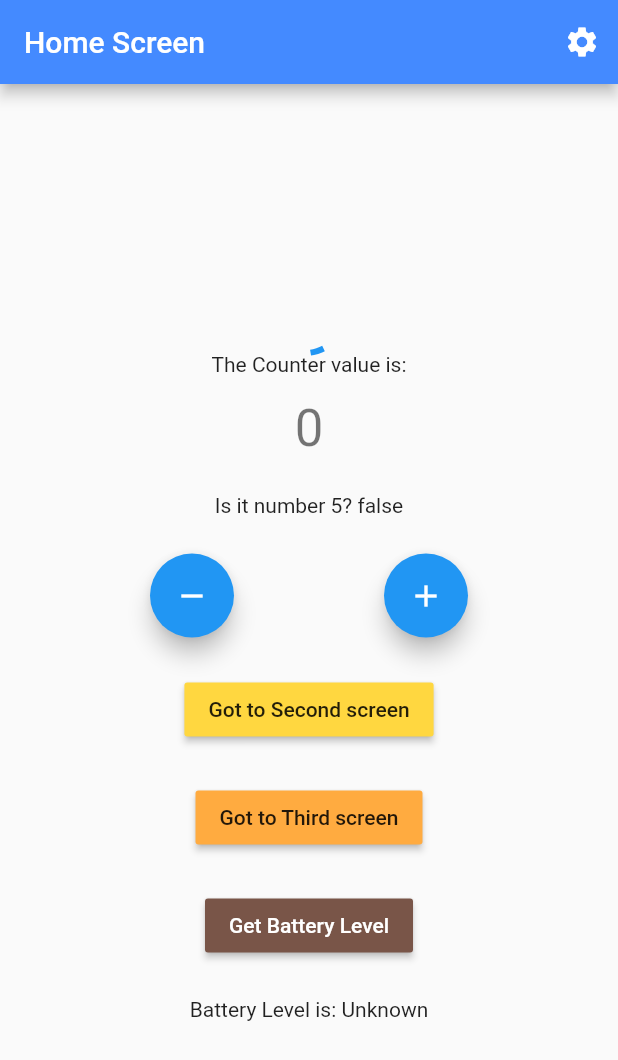
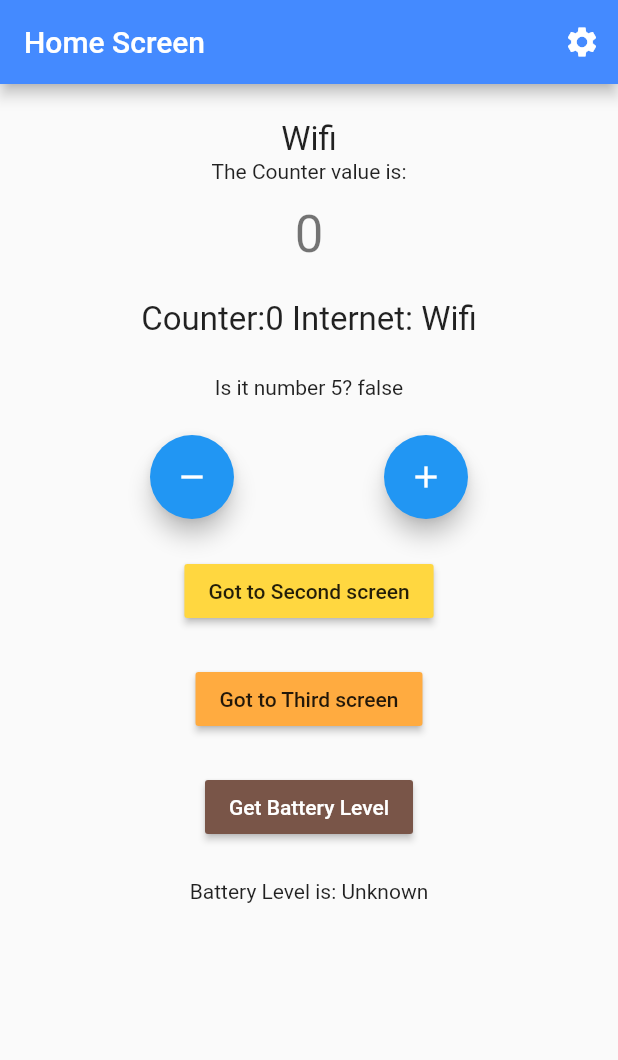
Before and after one commit to shylendramadda/flutter_bloc, a Flutter app: the screen it shows after launch, on a phone screen of 412 x 824 dp. Shown: the top 1060 px of the screen. Run offline on Flutter 3.47's test engine with Material 2 defaults, Android fonts, the phone set to English and light mode, and no system bars; our stand-ins replace bloc, connectivity_plus, equatable, flutter_bloc, hydrated_bloc.

Commit message:
Fix internet connectivity issue

```diff
--- a/lib/logic/cubits/internet_cubit/internet_cubit.dart
+++ b/lib/logic/cubits/internet_cubit/internet_cubit.dart
@@ -12,7 +12,18 @@ class InternetCubit extends Cubit<InternetState> {
   final Connectivity connectivity;
   late StreamSubscription connectivityStreamSubscription;
 
-  InternetCubit(this.connectivity) : super(InternetLoading());
+  InternetCubit(this.connectivity) : super(InternetLoading()) {
+    connectivityStreamSubscription =
+        connectivity.onConnectivityChanged.listen((connectivityResult) {
+      if (connectivityResult == ConnectivityResult.wifi) {
+        emitInternetConnected(ConnectionType.wifi);
+      } else if (connectivityResult == ConnectivityResult.mobile) {
+        emitInternetConnected(ConnectionType.mobile);
+      } else {
+        emitInternetDisconnected();
+      }
+    });
+  }
 
   void emitInternetConnected(ConnectionType _connectionType) =>
       emit(InternetConnected(connectionType: _connectionType));
--- a/lib/logic/cubits/internet_cubit/internet_state.dart
+++ b/lib/logic/cubits/internet_cubit/internet_state.dart
@@ -9,11 +9,6 @@ class InternetConnected extends InternetState {
   final ConnectionType connectionType;
 
   InternetConnected({required this.connectionType});
-
-  @override
-  String toString() => 'InternetConnected(connectionType: $connectionType)';
 }
 
-class InternetDisconnected extends InternetState {
-  InternetDisconnected();
-}
+class InternetDisconnected extends InternetState {}
--- a/lib/presentation/screens/home_screen.dart
+++ b/lib/presentation/screens/home_screen.dart
@@ -32,10 +32,14 @@ class _HomeScreenState extends State<HomeScreen> {
               icon: const Icon(Icons.settings))
         ],
       ),
-      body: Center(
+      body: SingleChildScrollView(
+        child: Center(
           child: Column(
             mainAxisAlignment: MainAxisAlignment.center,
             children: <Widget>[
+              const SizedBox(
+                height: 24,
+              ),
               BlocBuilder<InternetCubit, InternetState>(
                   builder: ((context, state) {
                 if (state is InternetConnected &&
@@ -83,6 +87,30 @@ class _HomeScreenState extends State<HomeScreen> {
                   }
                 },
               ),
+              const SizedBox(height: 24),
+              Builder(builder: (context) {
+                final counterState = context.watch<CounterCubit>().state;
+                final internetState = context.watch<InternetCubit>().state;
+                if (internetState is InternetConnected &&
+                    internetState.connectionType == ConnectionType.wifi) {
+                  return Text(
+                    'Counter:' +
+                        counterState.counterValue.toString() +
+                        ' Internet: Wifi',
+                    style: const TextStyle(fontSize: 22),
+                  );
+                } else if (internetState is InternetConnected &&
+                    internetState.connectionType == ConnectionType.mobile) {
+                  return Text(
+                    'Counter:' +
+                        counterState.counterValue.toString() +
+                        ' Internet: Mobile',
+                    style: const TextStyle(fontSize: 22),
+                  );
+                } else {
+                  return const Text('NO CONNECTION');
+                }
+              }),
               const SizedBox(height: 24),
               Builder(builder: (context) {
                 // final counterState = context.watch<CounterCubit>().state;
@@ -160,10 +188,12 @@ class _HomeScreenState extends State<HomeScreen> {
                     style: TextStyle(color: Colors.white)),
               ),
               const SizedBox(height: 24),
-            BlocBuilder<BatteryCubit, BatteryState>(builder: ((context, state) {
+              BlocBuilder<BatteryCubit, BatteryState>(
+                  builder: ((context, state) {
                 return Text("Battery Level is: ${state.batteryLevel}");
               })),
             ],
+          ),
         ),
       ),
     );
```
Lines whose indentation alone changed are shown as unchanged.
